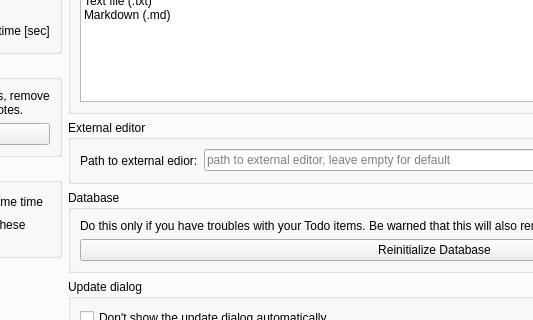
This is src/dialogs/settingsdialog.ui in pbek/QOwnNotes as Qt 5 draws it before an edit; both pictures show x 252 to 785 and y 82 to 402 of the 1075 by 828 pixel window. The edited form follows.
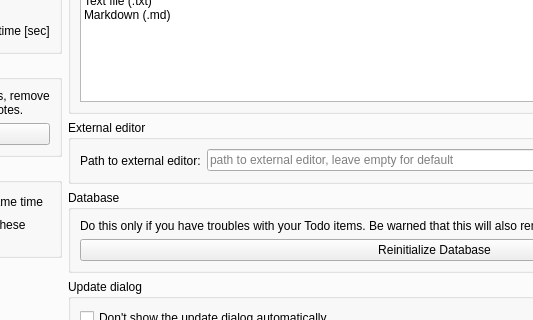
This is the edited form. The open tabs and pages were chosen to show the change. Icons and pictures are not drawn. Custom widgets are drawn as their Qt base class.

Patch:
```diff
--- a/src/dialogs/settingsdialog.ui
+++ b/src/dialogs/settingsdialog.ui
@@ -1996,7 +1996,7 @@
               <item>
                <widget class="QLabel" name="label_10">
                 <property name="text">
-                 <string>Path to external edior:</string>
+                 <string>Path to external editor:</string>
                 </property>
                </widget>
               </item>
```
